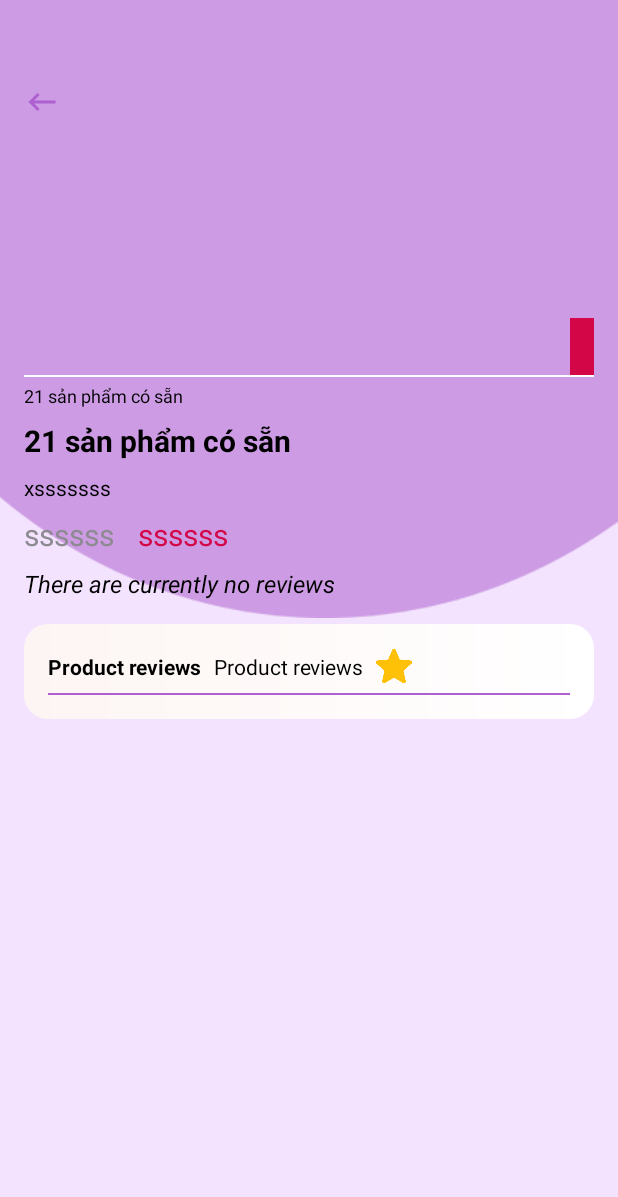
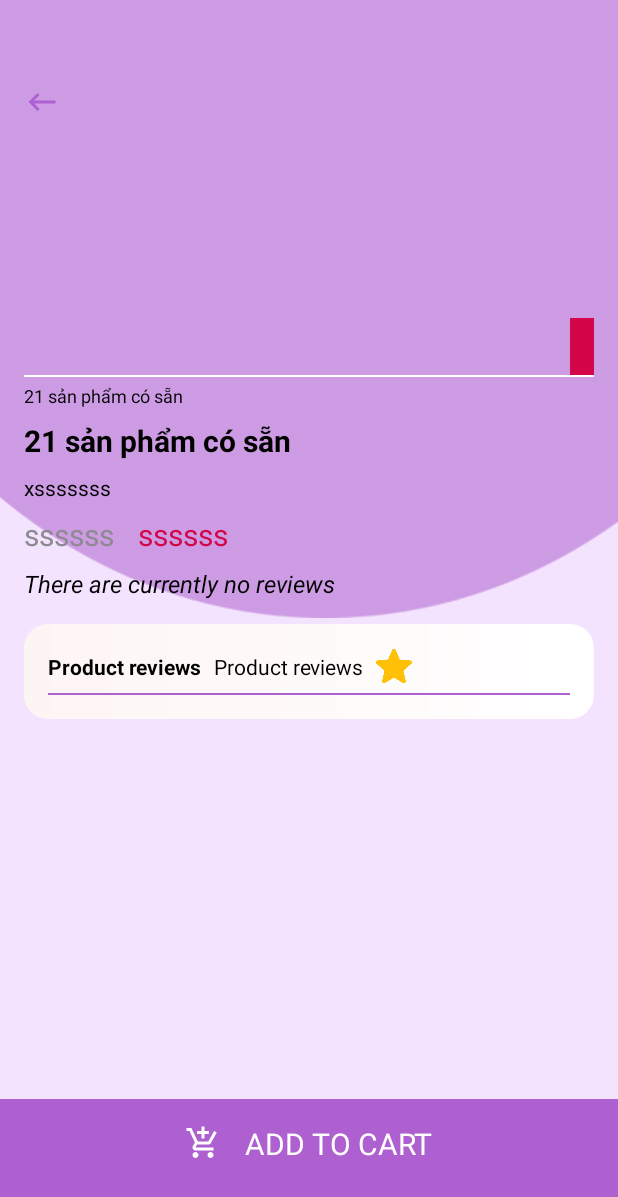
Before and after one commit to vinhhoang2810/PBL6-shoes-shop, an Android app: the DetailProductActivity screen opened directly, with no data from a screen before it, on a phone screen of 412 x 824 dp. Shown: the top 1197 px of the screen. Run offline under Robolectric (Android 15) with nearby library versions, the phone set to English and light mode, and no system bars; our stand-ins replace sdp/ssp sizes; libraries missing offline, so code that uses them is left out: com.chibatching.kotpref; network calls fail; pictures from the network do not load; 1 statement that could not run was skipped.

Commit message:
readjust ui detail product

```diff
--- /dev/null
+++ b/app/src/main/res/drawable/icon_cart_white.xml
@@ -0,0 +1,5 @@
+<vector android:height="24dp" android:tint="@color/white"
+    android:viewportHeight="24" android:viewportWidth="24"
+    android:width="24dp" xmlns:android="http://schemas.android.com/apk/res/android">
+    <path android:fillColor="@android:color/white" android:pathData="M11,9h2L13,6h3L16,4h-3L13,1h-2v3L8,4v2h3v3zM7,18c-1.1,0 -1.99,0.9 -1.99,2S5.9,22 7,22s2,-0.9 2,-2 -0.9,-2 -2,-2zM17,18c-1.1,0 -1.99,0.9 -1.99,2s0.89,2 1.99,2 2,-0.9 2,-2 -0.9,-2 -2,-2zM7.17,14.75l0.03,-0.12 0.9,-1.63h7.45c0.75,0 1.41,-0.41 1.75,-1.03l3.86,-7.01L19.42,4h-0.01l-1.1,2 -2.76,5L8.53,11l-0.13,-0.27L6.16,6l-0.95,-2 -0.94,-2L1,2v2h2l3.6,7.59 -1.35,2.45c-0.16,0.28 -0.25,0.61 -0.25,0.96 0,1.1 0.9,2 2,2h12v-2L7.42,15c-0.13,0 -0.25,-0.11 -0.25,-0.25z"/>
+</vector>
--- a/app/src/main/res/layout/activity_detail_product.xml
+++ b/app/src/main/res/layout/activity_detail_product.xml
@@ -23,7 +23,7 @@
     <androidx.core.widget.NestedScrollView
         android:layout_width="match_parent"
         android:layout_height="0dp"
-        app:layout_constraintBottom_toBottomOf="parent"
+        app:layout_constraintBottom_toTopOf="@id/llAddCart"
         app:layout_constraintTop_toTopOf="parent">
 
         <androidx.constraintlayout.widget.ConstraintLayout
@@ -196,4 +196,29 @@
         </androidx.constraintlayout.widget.ConstraintLayout>
     </androidx.core.widget.NestedScrollView>
 
+    <LinearLayout
+        android:id="@+id/llAddCart"
+        android:layout_width="match_parent"
+        android:layout_height="wrap_content"
+        android:background="@color/color_view"
+        android:gravity="center"
+        android:paddingTop="@dimen/_16sdp"
+        android:paddingBottom="@dimen/_48sdp"
+        app:layout_constraintBottom_toBottomOf="parent">
+
+        <ImageView
+            android:layout_width="wrap_content"
+            android:layout_height="wrap_content"
+            android:layout_marginHorizontal="@dimen/_8sdp"
+            android:src="@drawable/icon_cart_white" />
+
+        <TextView
+            android:layout_width="wrap_content"
+            android:layout_height="wrap_content"
+            android:layout_marginHorizontal="@dimen/_8sdp"
+            android:text="@string/add_to_cart"
+            android:textColor="@color/white"
+            android:textSize="@dimen/_20sdp" />
+    </LinearLayout>
+
 </androidx.constraintlayout.widget.ConstraintLayout>
--- a/app/src/main/res/values/dimens.xml
+++ b/app/src/main/res/values/dimens.xml
@@ -17,4 +17,5 @@
     <dimen name="_250dp">250dp</dimen>
     <dimen name="_300dp">300dp</dimen>
     <dimen name="_50sdp">50dp</dimen>
+    <dimen name="_48sdp">48dp</dimen>
 </resources>
--- a/app/src/main/res/values/strings.xml
+++ b/app/src/main/res/values/strings.xml
@@ -47,4 +47,5 @@
     <string name="description">Description</string>
     <string name="product_reviews">Product reviews</string>
     <string name="there_are_current">There are currently no reviews</string>
+    <string name="add_to_cart">ADD TO CART</string>
 </resources>
```
Also changed, not shown: app/src/main/java/com/shop/shoes/project/ui/main/detail/DetailProductActivity.kt (+36 -25 lines).
